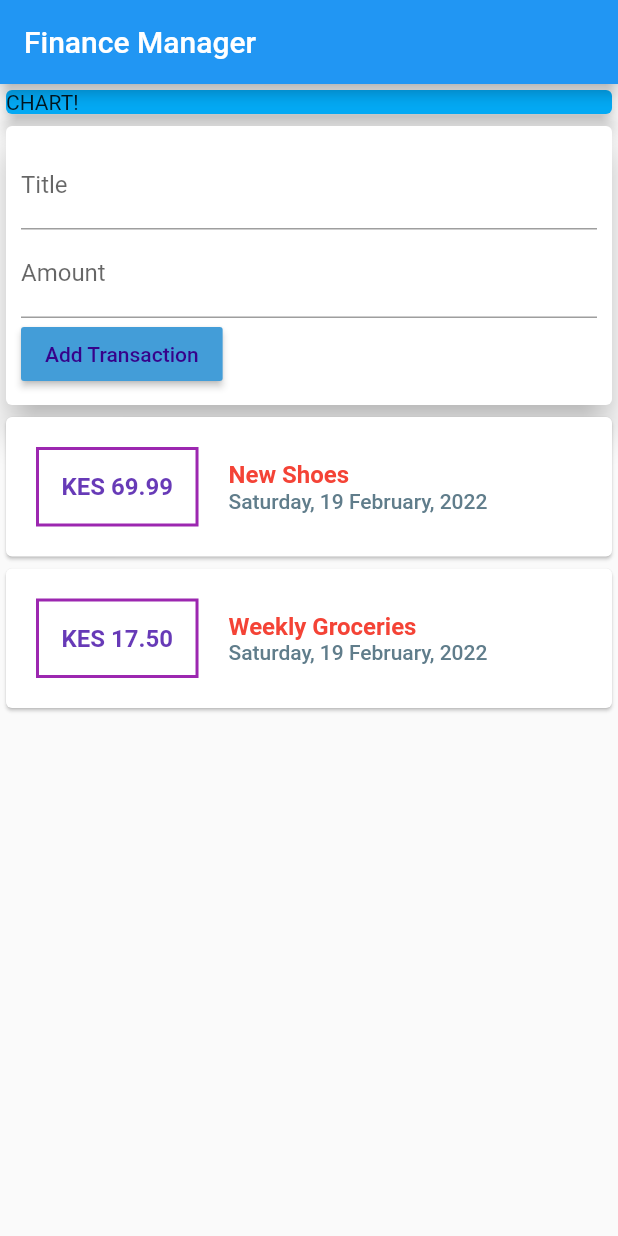
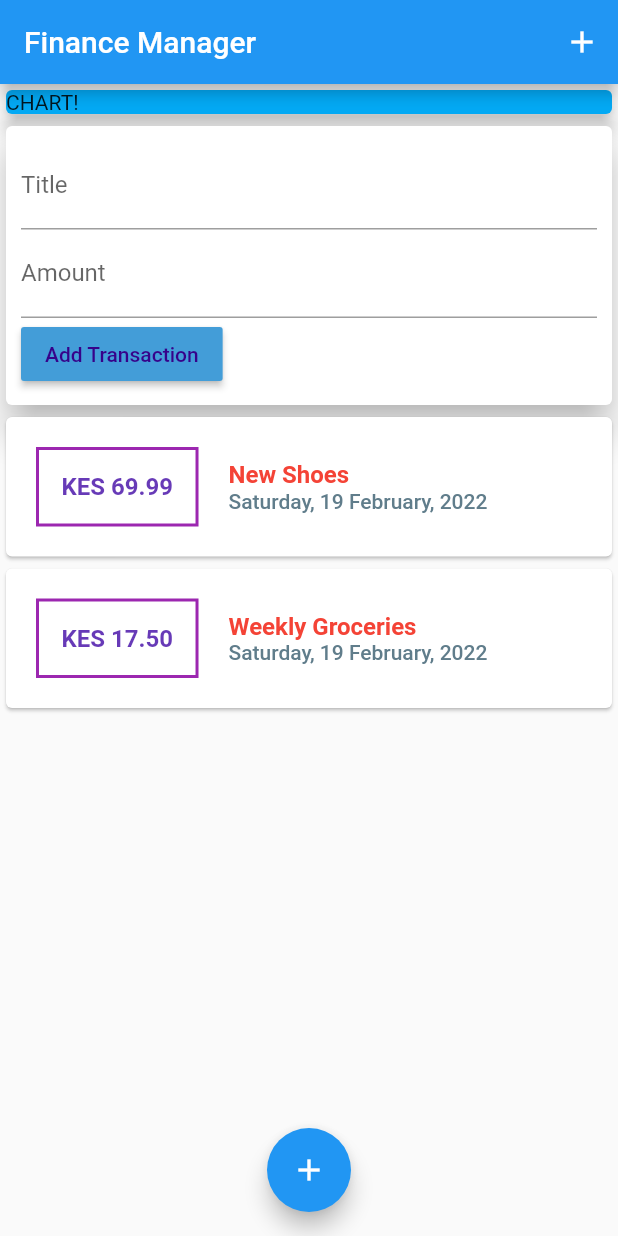
Before and after one commit to muriukiMartin/finance_app, a Flutter app: the screen it shows after launch, on a phone screen of 412 x 824 dp. Run offline on Flutter 3.47's test engine with Material 2 defaults, Android fonts, the phone set to English and light mode, and no system bars.

Commit message:
Floating action button and AppBar button

```diff
--- a/lib/main.dart
+++ b/lib/main.dart
@@ -9,6 +9,7 @@ class MyFinanceApp extends StatelessWidget {
     return MaterialApp(
       title: 'Flutter App',
       home: MyHomePage(),
+      debugShowCheckedModeBanner: false,
     );
   }
 }
@@ -22,6 +23,14 @@ class MyHomePage extends StatelessWidget {
     return Scaffold(
       appBar: AppBar(
         title: Text('Finance Manager'),
+        actions: <Widget>[
+          IconButton(
+            icon: Icon(
+              Icons.add,
+            ),
+            onPressed: () {},
+          )
+        ],
       ),
       body: SingleChildScrollView(
         child: Column(
@@ -38,6 +47,11 @@ class MyHomePage extends StatelessWidget {
           ],
         ),
       ),
+      floatingActionButtonLocation: FloatingActionButtonLocation.centerFloat,
+      floatingActionButton: FloatingActionButton(
+        child: Icon(Icons.add),
+        onPressed: () {},
+      ),
     );
   }
 }
```
